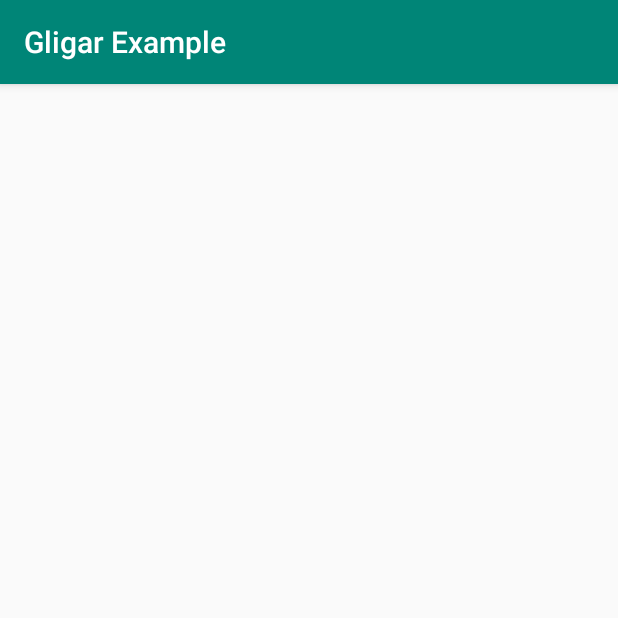
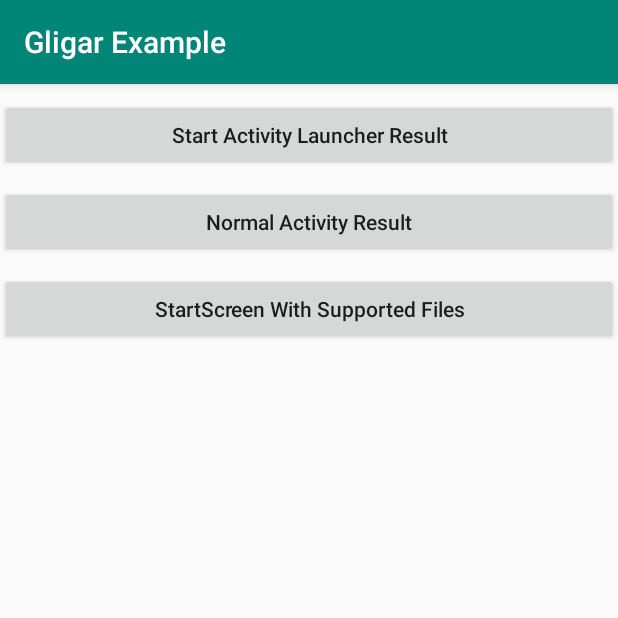
Before and after one commit to OpenSooq/Gligar, an Android app: the screen it shows after launch (MainActivity before the commit, MainScreenLauncher after it), on a phone screen of 412 x 824 dp, the top half of it. Run offline under Robolectric (Android 15) with nearby library versions, the phone set to English and light mode, and no system bars.

```diff
--- a/app/src/main/AndroidManifest.xml
+++ b/app/src/main/AndroidManifest.xml
@@ -10,13 +10,16 @@
         android:supportsRtl="true"
         android:theme="@style/AppTheme">
 
-        <activity android:name=".MainActivity">
+        <activity android:name=".MainScreenLauncher">
             <intent-filter>
                 <action android:name="android.intent.action.MAIN" />
 
                 <category android:name="android.intent.category.LAUNCHER" />
             </intent-filter>
         </activity>
+        <activity android:name=".NormalActivityStarter" />
+        <activity android:name=".ActivityResultLauncher" />
+        <activity android:name=".SupportedFilesLauncher" />
     </application>
 
 </manifest>
--- a/app/src/main/java/com/opensooq/supernova/gligarexample/MainActivity.kt
+++ b/app/src/main/java/com/opensooq/supernova/gligarexample/ActivityResultLauncher.kt
@@ -1,6 +1,5 @@
 package com.opensooq.supernova.gligarexample
 
-import android.app.Activity
 import android.content.Intent
 import android.os.Bundle
 import androidx.appcompat.app.AppCompatActivity
@@ -8,7 +7,7 @@ import com.opensooq.supernova.gligar.GligarPicker
 import com.opensooq.supernova.gligar.ui.GligarScreenResult
 import kotlinx.android.synthetic.main.activity_main.*
 
-class MainActivity : AppCompatActivity() {
+class ActivityResultLauncher : AppCompatActivity() {
 
 
     override fun onCreate(savedInstanceState: Bundle?) {
@@ -20,7 +19,7 @@ class MainActivity : AppCompatActivity() {
                 return GligarPicker()
                     .singleSelection(true)
                     .disableCamera(false).cameraDirect(false).requestCode(PICKER_REQUEST_CODE)
-                    .withActivity(this@MainActivity).show()
+                    .withActivity(this@ActivityResultLauncher).show()
             }
         }) {
             if (!it.isNullOrEmpty()) {
--- /dev/null
+++ b/app/src/main/java/com/opensooq/supernova/gligarexample/MainScreenLauncher.kt
@@ -0,0 +1,26 @@
+package com.opensooq.supernova.gligarexample
+
+import android.content.Intent
+import android.os.Bundle
+import androidx.appcompat.app.AppCompatActivity
+import kotlinx.android.synthetic.main.activity_main_launcher.*
+
+class MainScreenLauncher : AppCompatActivity() {
+
+    override fun onCreate(savedInstanceState: Bundle?) {
+        super.onCreate(savedInstanceState)
+        setContentView(R.layout.activity_main_launcher)
+
+        normal_launcher_button?.setOnClickListener {
+            startActivity(Intent(this@MainScreenLauncher, NormalActivityStarter::class.java))
+        }
+
+        start_launcher_button?.setOnClickListener {
+            startActivity(Intent(this@MainScreenLauncher, ActivityResultLauncher::class.java))
+        }
+
+        supported_files_button?.setOnClickListener {
+            startActivity(Intent(this@MainScreenLauncher, SupportedFilesLauncher::class.java))
+        }
+    }
+}
--- a/app/src/main/res/layout/activity_main.xml
+++ b/app/src/main/res/layout/activity_main.xml
@@ -4,7 +4,7 @@
     xmlns:tools="http://schemas.android.com/tools"
     android:layout_width="match_parent"
     android:layout_height="match_parent"
-    tools:context=".MainActivity">
+    tools:context=".ActivityResultLauncher">
 
     <TextView
         android:layout_width="wrap_content"
--- /dev/null
+++ b/app/src/main/res/layout/activity_main_launcher.xml
@@ -0,0 +1,41 @@
+<?xml version="1.0" encoding="utf-8"?>
+<androidx.constraintlayout.widget.ConstraintLayout
+    xmlns:android="http://schemas.android.com/apk/res/android" android:layout_width="match_parent"
+    android:layout_height="match_parent">
+
+    <LinearLayout
+        android:layout_width="match_parent"
+        android:orientation="vertical"
+        android:layout_height="wrap_content">
+
+        <Button
+            android:layout_width="match_parent"
+            android:textAlignment="center"
+            android:id="@+id/start_launcher_button"
+            android:textAllCaps="false"
+            android:layout_marginTop="10dp"
+            android:text="Start Activity Launcher Result"
+            android:layout_height="wrap_content"/>
+
+        <Button
+            android:layout_width="match_parent"
+            android:textAlignment="center"
+            android:textAllCaps="false"
+            android:layout_marginTop="10dp"
+            android:id="@+id/normal_launcher_button"
+            android:text="Normal Activity Result"
+            android:layout_height="wrap_content"/>
+
+        <Button
+            android:layout_width="match_parent"
+            android:textAlignment="center"
+            android:textAllCaps="false"
+            android:layout_marginTop="10dp"
+            android:id="@+id/supported_files_button"
+            android:text="StartScreen With Supported Files"
+            android:layout_height="wrap_content"/>
+
+
+    </LinearLayout>
+
+</androidx.constraintlayout.widget.ConstraintLayout>
--- a/gligar/src/main/java/com/opensooq/supernova/gligar/ui/GligarScreenResult.kt
+++ b/gligar/src/main/java/com/opensooq/supernova/gligar/ui/GligarScreenResult.kt
@@ -10,9 +10,7 @@ import com.opensooq.supernova.gligar.GligarPicker
 abstract class GligarScreenResult : ActivityResultContract<Any, Array<String>?>() {
 
     companion object {
-        const val ACTION = "com.opensooq.supernova.gligar.action.GLIGAR_SCREEN_ACTION"
         val PICKER_REQUEST_CODE = 30
-
     }
 
     override fun createIntent(context: Context, input: Any?): Intent {
--- a/gligar/src/main/java/com/opensooq/supernova/gligar/ui/ImagePickerActivity.kt
+++ b/gligar/src/main/java/com/opensooq/supernova/gligar/ui/ImagePickerActivity.kt
@@ -56,6 +56,7 @@ internal class ImagePickerActivity : AppCompatActivity(), LoadMoreListener.OnLoa
         const val EXTRA_LIMIT = "limit"
         const val EXTRA_CAMERA_DIRECT = "camera_direct"
         const val EXTRA_SINGLE_SELECTION = "single_selection"
+        const val EXTRA_SUPPRTED_TYPES = "supported_types"
         const val EXTRA_DISABLE_CAMERA = "disable_camera"
         const val STORAGE_PERMISSION_REQUEST_CODE = 100
         const val CAMERA_PERMISSION_REQUEST_CODE = 101
--- a/gligar/src/main/java/com/opensooq/supernova/gligar/utils/Consts.kt
+++ b/gligar/src/main/java/com/opensooq/supernova/gligar/utils/Consts.kt
@@ -24,3 +24,4 @@ internal const val SELECTED_IMAGES = "selected_images"
 internal const val CURRENT_SELECTION = "curren_selection"
 internal const val LIMIT_NUMBER = "limit"
 internal const val DISABLE_CAMERA = "limit"
+internal const val ALL_TYPES = "all"
```
Also changed, not shown: app/src/main/java/com/opensooq/supernova/gligarexample/NormalActivityStarter.kt (added, +38 -0 lines), app/src/main/java/com/opensooq/supernova/gligarexample/SupportedFilesLauncher.kt (added, +32 -0 lines), gligar/src/main/java/com/opensooq/supernova/gligar/GligarPicker.kt (+17 -0 lines), gligar/src/main/java/com/opensooq/supernova/gligar/dataSource/ImagesDataSource.kt (+10 -2 lines), gligar/src/main/java/com/opensooq/supernova/gligar/ui/PickerViewModel.kt (+8 -2 lines).
